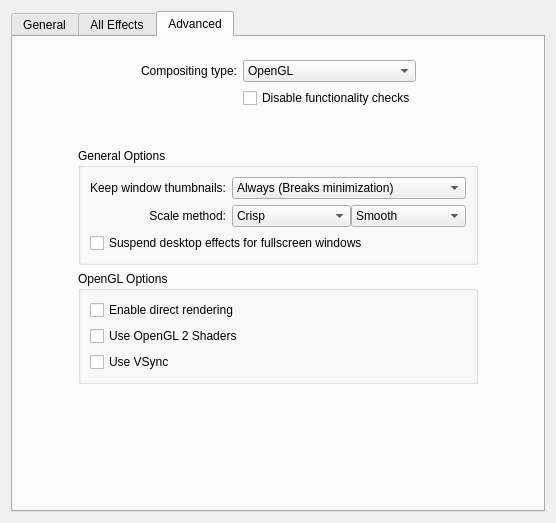
Old version of the form kcmkwin/kwincompositing/main.ui in the repository KDE/kwin.
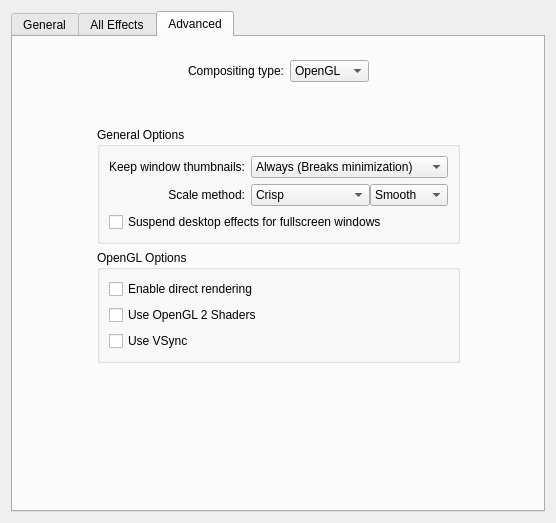
New version of the form. The open tabs and pages were chosen to show the change. Custom widgets are drawn as their Qt base class.

Commit message:
Remove compositing self-check
Removes the last bits of the self-check at compositing startup.
It seems like they were only added to XRender because they were
in OpenGL and there they are not available for quite some time.

Also removes the now obsolete disable functionality checks from UI.

```diff
--- a/kcmkwin/kwincompositing/main.ui
+++ b/kcmkwin/kwincompositing/main.ui
@@ -6,7 +6,7 @@
    <rect>
     <x>0</x>
     <y>0</y>
-    <width>544</width>
+    <width>552</width>
     <height>523</height>
    </rect>
   </property>
@@ -553,13 +553,6 @@
            </item>
           </widget>
          </item>
-         <item row="1" column="1">
-          <widget class="QCheckBox" name="disableChecks">
-           <property name="text">
-            <string>Disable functionality checks</string>
-           </property>
-          </widget>
-         </item>
         </layout>
        </item>
        <item row="1" column="3">
```
The commit also changes 6 other files.
